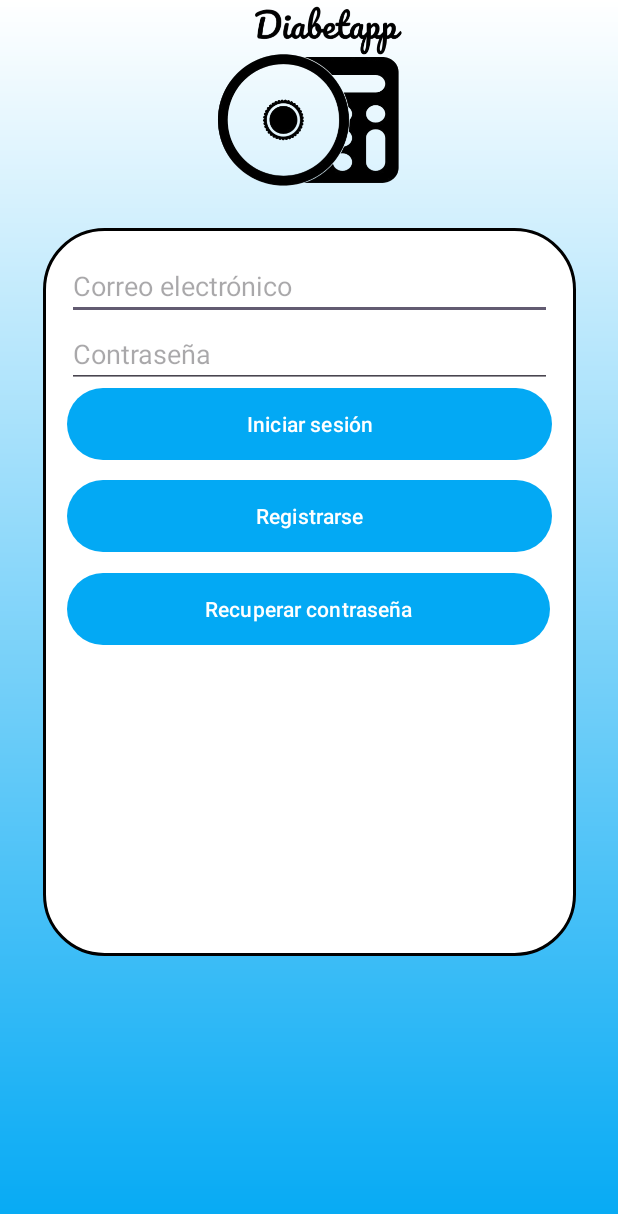
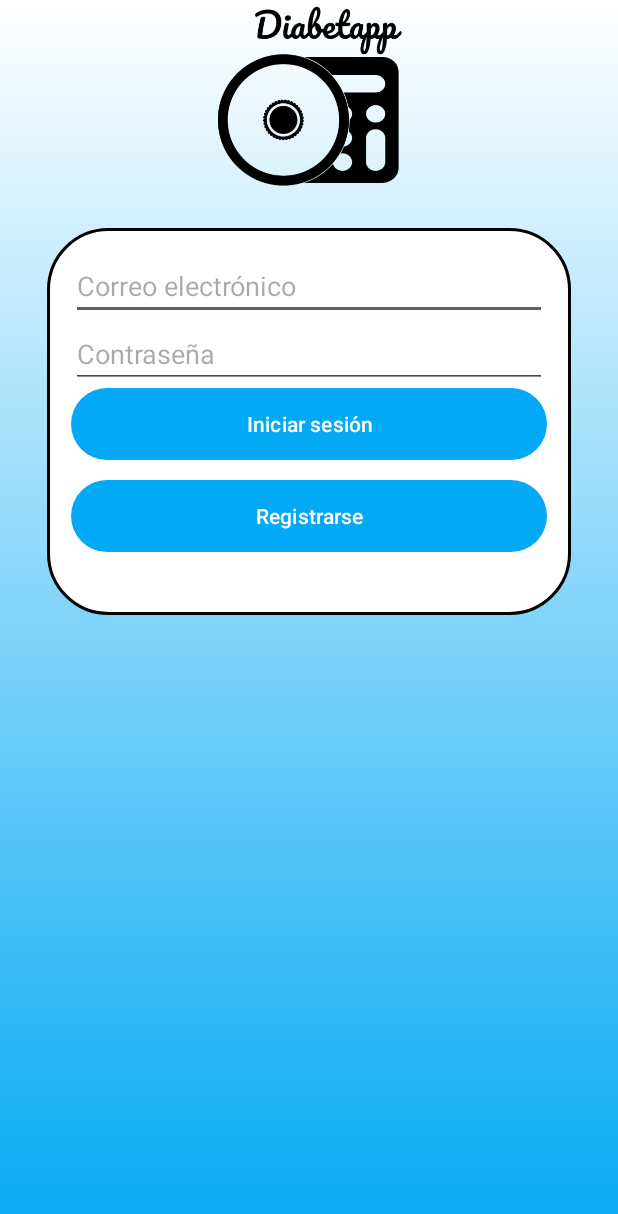
Before and after one commit to juanluismatalop/ProyectoGlucapp, an Android app: the RegisterActivity screen opened directly, with no data from a screen before it, on a phone screen of 412 x 824 dp. Shown: the top 1214 px of the screen. Run offline under Robolectric (Android 15) with nearby library versions, the phone set to English and light mode, and no system bars; our stand-ins replace Firebase (no records; nobody signed in at launch, a user with empty details on screens opened directly).

Commit message:
cambios esteticos

```diff
--- a/app/src/main/res/layout/activity_log_in.xml
+++ b/app/src/main/res/layout/activity_log_in.xml
@@ -19,10 +19,10 @@
         app:srcCompat="@drawable/diabetapp" />
 
     <LinearLayout
-        android:layout_width="394dp"
-        android:layout_height="539dp"
+        android:layout_width="387dp"
+        android:layout_height="295dp"
+        android:layout_marginTop="20dp"
         android:background="@drawable/ventana"
-        android:layout_marginTop="20dp"
         android:orientation="vertical"
         app:layout_constraintEnd_toEndOf="parent"
         app:layout_constraintStart_toStartOf="parent"
--- a/app/src/main/res/layout/activity_register.xml
+++ b/app/src/main/res/layout/activity_register.xml
@@ -18,8 +18,8 @@
         app:srcCompat="@drawable/diabetapp" />
 
     <LinearLayout
-        android:layout_width="355dp"
-        android:layout_height="485dp"
+        android:layout_width="349dp"
+        android:layout_height="258dp"
         android:layout_marginTop="24dp"
         android:background="@drawable/ventana"
         android:orientation="vertical"
@@ -44,11 +44,11 @@
 
         <Button
             android:id="@+id/Validar"
-            app:backgroundTint="@null"
-            android:background="@drawable/botones"
             android:layout_width="match_parent"
             android:layout_height="wrap_content"
-            android:text="Iniciar sesión" />
+            android:background="@drawable/botones"
+            android:text="Iniciar sesión"
+            app:backgroundTint="@null" />
 
         <FrameLayout
             android:layout_width="match_parent"
@@ -58,11 +58,11 @@
 
         <Button
             android:id="@+id/btnRegister"
-            app:backgroundTint="@null"
-            android:background="@drawable/botones"
             android:layout_width="match_parent"
             android:layout_height="wrap_content"
-            android:text="Registrarse" />
+            android:background="@drawable/botones"
+            android:text="Registrarse"
+            app:backgroundTint="@null" />
 
         <FrameLayout
             android:layout_width="match_parent"
@@ -70,13 +70,6 @@
 
         </FrameLayout>
 
-        <Button
-            android:id="@+id/btnForgotPassword"
-            android:layout_width="322dp"
-            android:layout_height="wrap_content"
-            android:background="@drawable/botones"
-            android:text="Recuperar contraseña"
-            app:backgroundTint="@null" />
     </LinearLayout>
 
 </androidx.constraintlayout.widget.ConstraintLayout>
```
Also changed, not shown: app/src/main/res/layout/activity_forgot_password.xml (+5 -5 lines).
